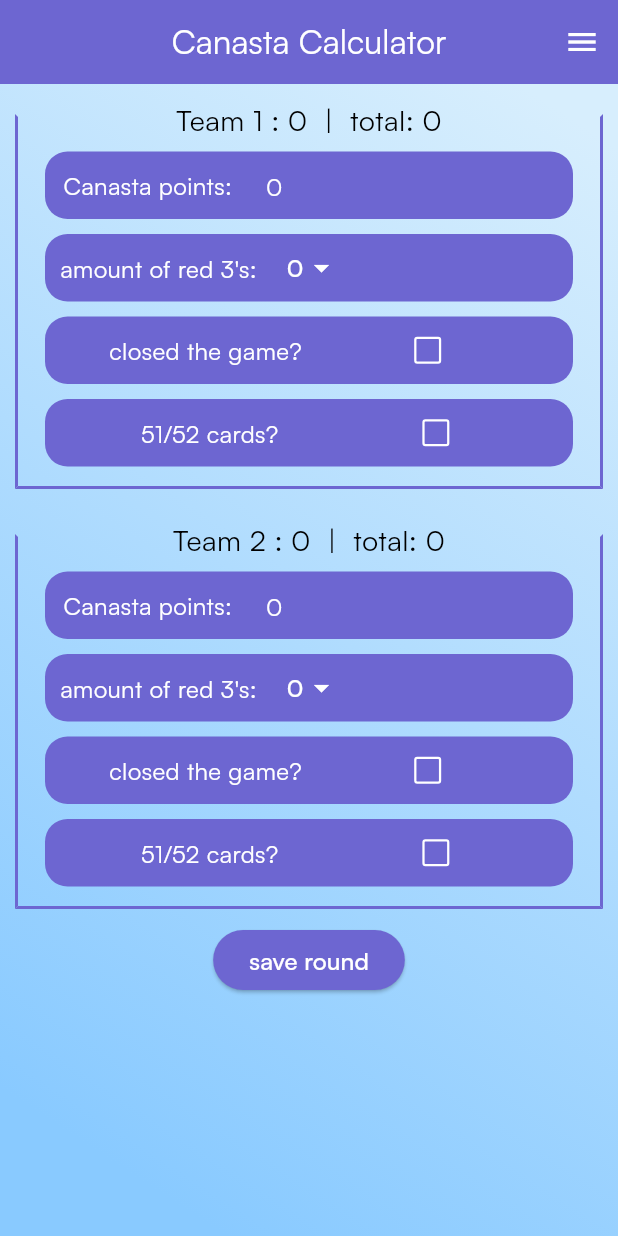
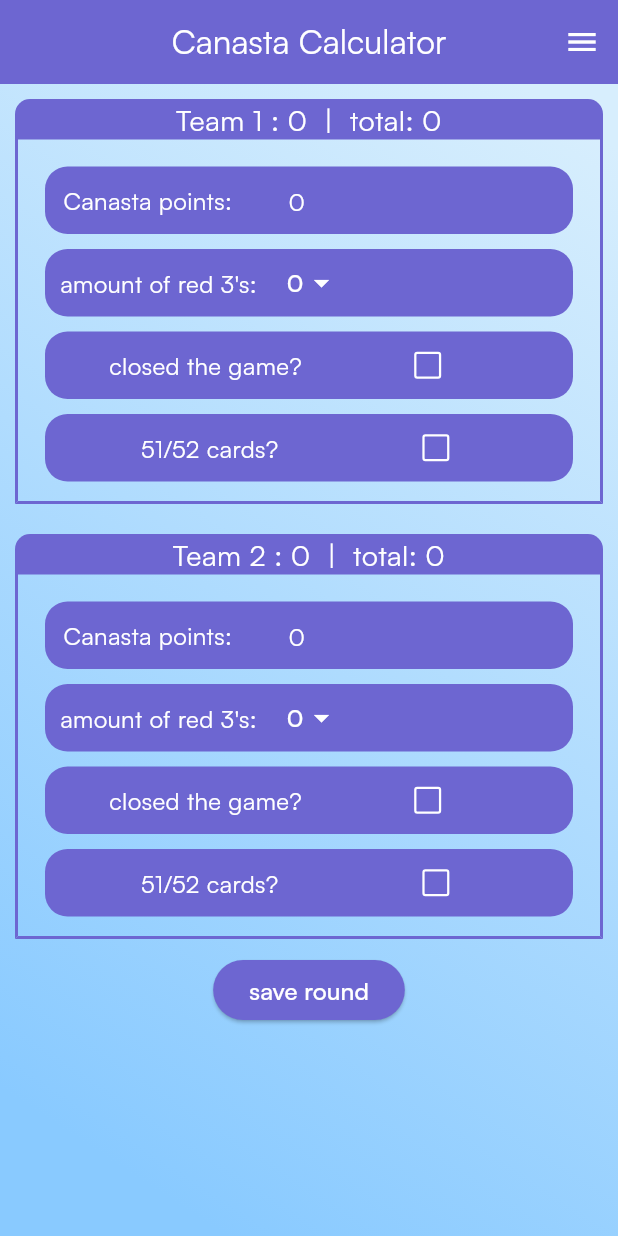
Before and after one commit to qngxl/canasta, a Flutter app: the screen it shows after launch, on a phone screen of 412 x 824 dp. Run offline on Flutter 3.47's test engine with Material 3 defaults, Android fonts, the phone set to English and light mode, and no system bars; our stand-ins replace shared_preferences.

Commit message:
created container with prefered colors for headline of titled container, aligned zero's of  textfield-/dropdown containers, changed row seleciton color in table to red, problem: borderRadius in titled_container.dart in line 28 doesnt work if set to >0

```diff
--- a/lib/main.dart
+++ b/lib/main.dart
@@ -236,7 +236,7 @@ class _MainPageState extends State<MainPage>
     for (var i = 0; i < team1.roundPoints.length; i++) {
       rows.add(TableRow(
           decoration: BoxDecoration(
-              color: selectedIndex == i ? preferedColor : preferedColor),
+              color: selectedIndex == i ? Colors.red : preferedColor),
           children: [
             GestureDetector(
                 onTap: () {
--- a/lib/textfield_container.dart
+++ b/lib/textfield_container.dart
@@ -19,7 +19,7 @@ class TextfieldContainer extends StatelessWidget {
   Widget build(BuildContext context) {
     return Container(
       height: containerHeight,
-      margin: const EdgeInsets.fromLTRB(10, 10, 10, 5),
+      margin: const EdgeInsets.fromLTRB(10, 20, 10, 5),
       decoration: BoxDecoration(
           color: preferedColor,
           // border: Border.all(),
@@ -32,7 +32,7 @@ class TextfieldContainer extends StatelessWidget {
           ),
           Expanded(
             child: Padding(
-              padding: const EdgeInsets.fromLTRB(0, 0, 0, 14),
+              padding: const EdgeInsets.fromLTRB(15, 0, 0, 14),
               child: TextField(
                   style: TextStyle(color: preferedTextColor),
                   controller: controller,
--- a/lib/titled_container.dart
+++ b/lib/titled_container.dart
@@ -1,4 +1,5 @@
 import 'package:flutter/material.dart';
+import 'canasta_text.dart';
 import 'global.dart';
 
 //copied from stack overflow
@@ -19,14 +20,12 @@ class TitledContainer extends StatelessWidget {
           margin: const EdgeInsets.fromLTRB(10, 20, 10, 10),
           padding: EdgeInsets.all(insets),
           decoration: BoxDecoration(
-            // border: Border.all(color: preferedColor, width: 2),
-            // borderRadius: BorderRadius.circular(idden * 0.6),
-            border: Border(
-                bottom: BorderSide(color: preferedColor, width: 2),
-                left: BorderSide(color: preferedColor, width: 2),
-                right: BorderSide(color: preferedColor, width: 2),
-                top: const BorderSide(color: Colors.transparent, width: 2)),
-          ),
+              border: Border(
+                  bottom: BorderSide(color: preferedColor, width: 2),
+                  left: BorderSide(color: preferedColor, width: 2),
+                  right: BorderSide(color: preferedColor, width: 2),
+                  top: const BorderSide(color: Colors.transparent, width: 2)),
+              borderRadius: const BorderRadius.all(Radius.circular(0))),
           child: child,
         ),
         Positioned(
@@ -36,11 +35,15 @@ class TitledContainer extends StatelessWidget {
           child: Align(
             // alignment: Alignment.center,
             child: Container(
-              color: Colors.transparent,
-              child: Text(
+              width: 500,
+              decoration: BoxDecoration(
+                  color: preferedColor,
+                  borderRadius: const BorderRadius.only(
+                      topLeft: Radius.circular(10),
+                      topRight: Radius.circular(10))),
+              child: CanastaText(
                 titleText,
-                overflow: TextOverflow.ellipsis,
-                style: const TextStyle(color: Colors.black, fontSize: 19),
+                size: 19,
               ),
             ),
           ),
```
